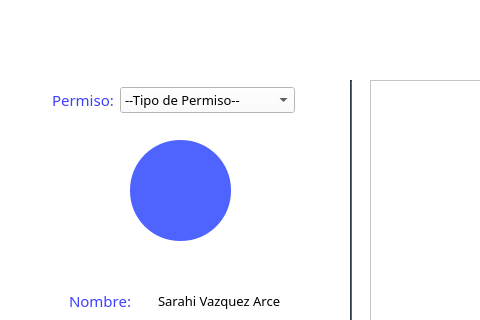
Before: the Qt Designer form hospital-Core/Widgets/Medico/medico_solicitudes.ui in MrDanielG/Hospital-SCRUM, drawn with Qt 5; both pictures show x 0 to 480 and y 0 to 320 of the 1366 by 711 pixel window.
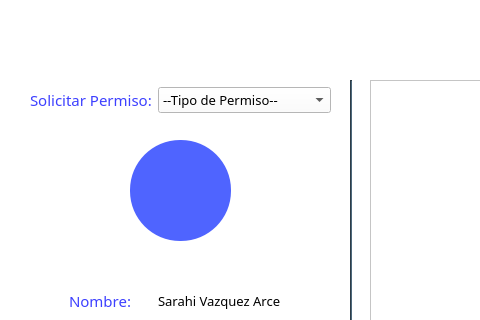
After: the same form once the commit is applied.

Commit message: avance2 "Solicitar Permiso"

```diff
--- a/hospital-Core/Widgets/Medico/medico_solicitudes.ui
+++ b/hospital-Core/Widgets/Medico/medico_solicitudes.ui
@@ -205,27 +205,11 @@
     <rect>
      <x>30</x>
      <y>80</y>
-     <width>305</width>
+     <width>301</width>
      <height>41</height>
     </rect>
    </property>
    <layout class="QHBoxLayout" name="horizontalLayout_4">
-    <item>
-     <spacer name="horizontalSpacer">
-      <property name="orientation">
-       <enum>Qt::Horizontal</enum>
-      </property>
-      <property name="sizeType">
-       <enum>QSizePolicy::Fixed</enum>
-      </property>
-      <property name="sizeHint" stdset="0">
-       <size>
-        <width>22</width>
-        <height>21</height>
-       </size>
-      </property>
-     </spacer>
-    </item>
     <item>
      <widget class="QLabel" name="label_4">
       <property name="sizePolicy">
@@ -244,7 +228,7 @@
        <string notr="true">color: rgb(61, 64, 255);</string>
       </property>
       <property name="text">
-       <string>Permiso:</string>
+       <string>Solicitar Permiso:</string>
       </property>
      </widget>
     </item>
@@ -279,22 +263,6 @@
       </item>
      </widget>
     </item>
-    <item>
-     <spacer name="horizontalSpacer_19">
-      <property name="orientation">
-       <enum>Qt::Horizontal</enum>
-      </property>
-      <property name="sizeType">
-       <enum>QSizePolicy::Fixed</enum>
-      </property>
-      <property name="sizeHint" stdset="0">
-       <size>
-        <width>40</width>
-        <height>20</height>
-       </size>
-      </property>
-     </spacer>
-    </item>
    </layout>
   </widget>
   <widget class="QLabel" name="label_foto">
```
Left out of the diff: 2 changed lines with no effect on the pictures. The commit also changes 1 other file.
